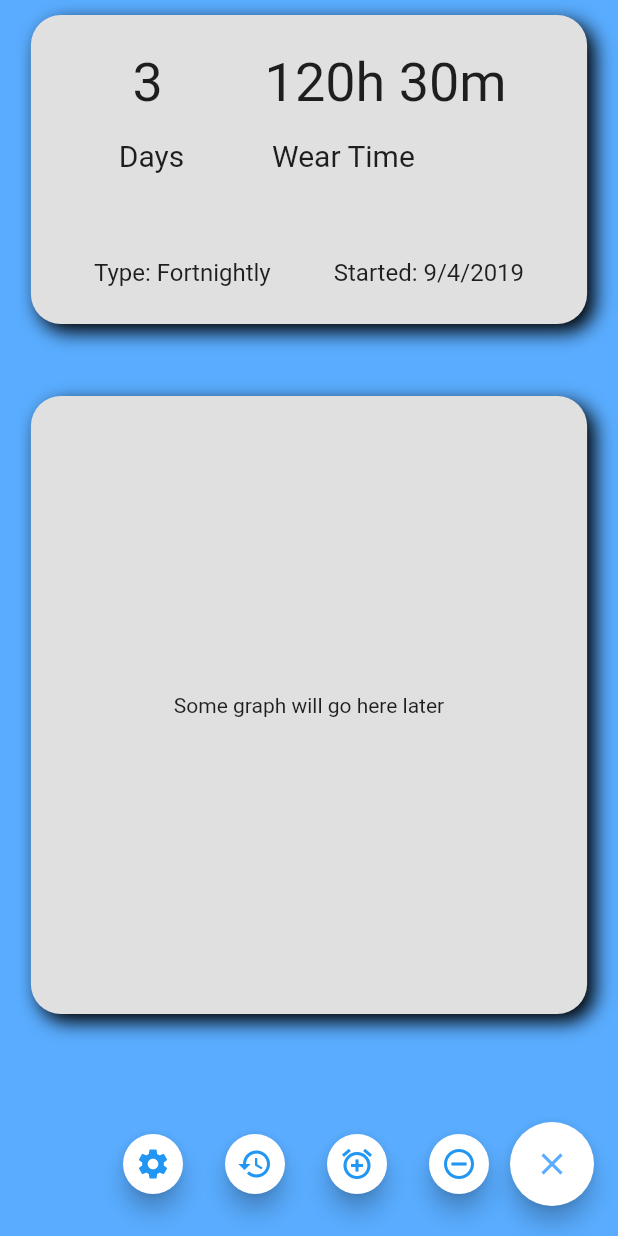
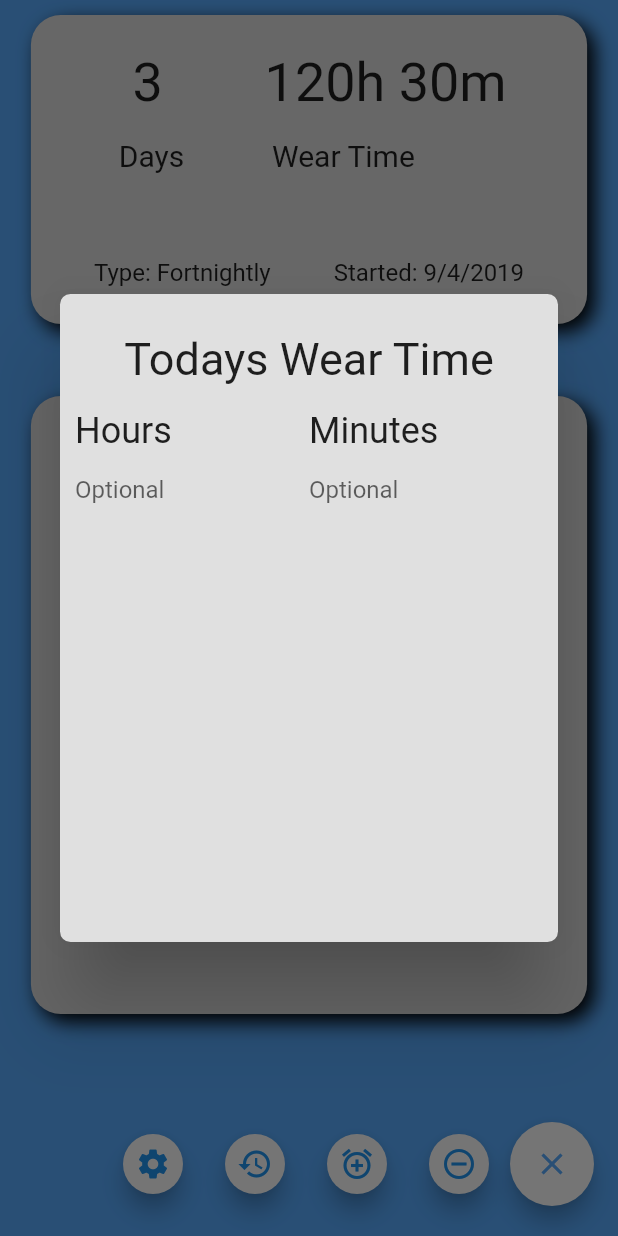
Before and after one commit to shaunsewell/lens-tracker, a Flutter app: the screen it shows after launch, after a tap on the "code" icon, after a tap on the "alarm add" icon, on a phone screen of 412 x 824 dp. Run offline on Flutter 3.47's test engine with Material 2 defaults, Android fonts, the phone set to English and light mode, and no system bars; Roboto replaces fonts that are missing (Hind).

Commit message:
Initial design of the add data dialog

```diff
--- /dev/null
+++ b/lib/screens/add_wear_data_alert.dart
@@ -0,0 +1,98 @@
+import 'package:flutter/material.dart';
+
+class AddWearDataAlert extends StatefulWidget {
+  @override
+  _AddWearDataAlertState createState() => _AddWearDataAlertState();
+}
+
+class _AddWearDataAlertState extends State<AddWearDataAlert> {
+
+  final TextEditingController _textController = new TextEditingController();
+
+  @override
+  Widget build(BuildContext context) {
+    return SimpleDialog(
+      contentPadding: EdgeInsets.all(10),
+      backgroundColor: Colors.grey[300],
+      shape: RoundedRectangleBorder(
+        borderRadius: BorderRadius.circular(7)
+      ),
+      children: <Widget>[
+        Container(
+          width: MediaQuery.of(context).size.width,
+          height: MediaQuery.of(context).size.height * 0.50,
+          child: Column(
+            //mainAxisSize: MainAxisSize.min,
+            //mainAxisAlignment: MainAxisAlignment.spaceEvenly,
+            children: <Widget> [
+              SizedBox(height: 16,),
+              Text(
+                "Todays Wear Time",
+                style: TextStyle(
+                  fontSize: 30
+                ),
+              ),
+              SizedBox(height: 16,),
+              // Dialog Title
+              Row(
+                mainAxisAlignment: MainAxisAlignment.spaceEvenly,
+                mainAxisSize: MainAxisSize.min,
+                children: <Widget>[
+                  Flexible(
+                    child: Column(
+                      crossAxisAlignment: CrossAxisAlignment.start,
+                      children: <Widget>[
+                        Text(
+                          "Hours",
+                          style: TextStyle(
+                            fontSize: 24
+                          ),
+                        ),
+                        SizedBox(height: 16,),
+                        TextField(
+                          keyboardType: TextInputType.number,
+                          controller: _textController,
+                          onSubmitted: _handleSubmitted,
+                          decoration: new InputDecoration.collapsed(
+                            hintText: "Optional"
+                          ),
+                        ),
+                      ],
+                    ),
+                  ),
+                  Flexible(
+                    child: Column(
+                      crossAxisAlignment: CrossAxisAlignment.start,
+                      children: <Widget>[
+                        Text(
+                          "Minutes",
+                          style: TextStyle(
+                            fontSize: 24
+                          ),
+                        ),
+                        SizedBox(height: 16,),
+                        TextField(
+                          keyboardType: TextInputType.number,
+                          controller: _textController,
+                          onSubmitted: _handleSubmitted,
+                          decoration: new InputDecoration.collapsed(
+                            hintText: "Optional"
+                          ),
+                        ),
+                      ],
+                    ),
+                  ),
+                ],
+              ),
+              // Ok and Cancel buttons
+            ]
+          ),
+        )
+      ],
+    );
+  }
+
+  void _handleSubmitted(String text) {
+  _textController.clear();
+}
+}
--- a/lib/screens/home.dart
+++ b/lib/screens/home.dart
@@ -8,6 +8,7 @@ class HomePage extends StatelessWidget {
   @override
   Widget build(BuildContext context) {
     return Scaffold(
+      resizeToAvoidBottomPadding: false,
       //backgroundColor: Color.fromRGBO(89, 172, 255, 1),
       body: SafeArea(
         child: Padding(
--- a/lib/widgets/fab_menu.dart
+++ b/lib/widgets/fab_menu.dart
@@ -1,6 +1,6 @@
 import 'package:flutter/material.dart';
 import 'dart:math' as math;
-import 'package:lens_tracker/screens/settings.dart';
+import 'package:lens_tracker/screens/add_wear_data_alert.dart';
 
 class FabMenu extends StatefulWidget {
   FabMenu();
@@ -36,7 +36,8 @@ class FabMenuState extends State<FabMenu> with TickerProviderStateMixin {
         return ScaleTransition(
           scale: CurvedAnimation(parent: _controller, curve: Curves.easeOut),
           child: Padding(
-            padding: const EdgeInsets.only(top: 8.0, bottom: 8.0, left: 10.0, right: 10.0),
+            padding: const EdgeInsets.only(
+                top: 8.0, bottom: 8.0, left: 10.0, right: 10.0),
             child: FloatingActionButton(
               heroTag: null,
               backgroundColor: Theme.of(context).cardColor,
@@ -45,13 +46,12 @@ class FabMenuState extends State<FabMenu> with TickerProviderStateMixin {
               onPressed: () {
                 if (icons[index] == Icons.settings) {
                   Navigator.pushNamed(context, '/settings');
-                } else if (icons[index] == Icons.history){
+                } else if (icons[index] == Icons.history) {
                   Navigator.pushNamed(context, '/history');
                 } else if (icons[index] == Icons.alarm_add) {
-
-                } else {
-
-                }
+                  showDialog(
+                      context: context, builder: (context) => AddWearDataAlert());
+                } else {}
               },
             ),
           ),
```
Also changed, not shown: lib/old files/add_wear_data.dart (renamed from lib/screens/add_wear_data.dart).
